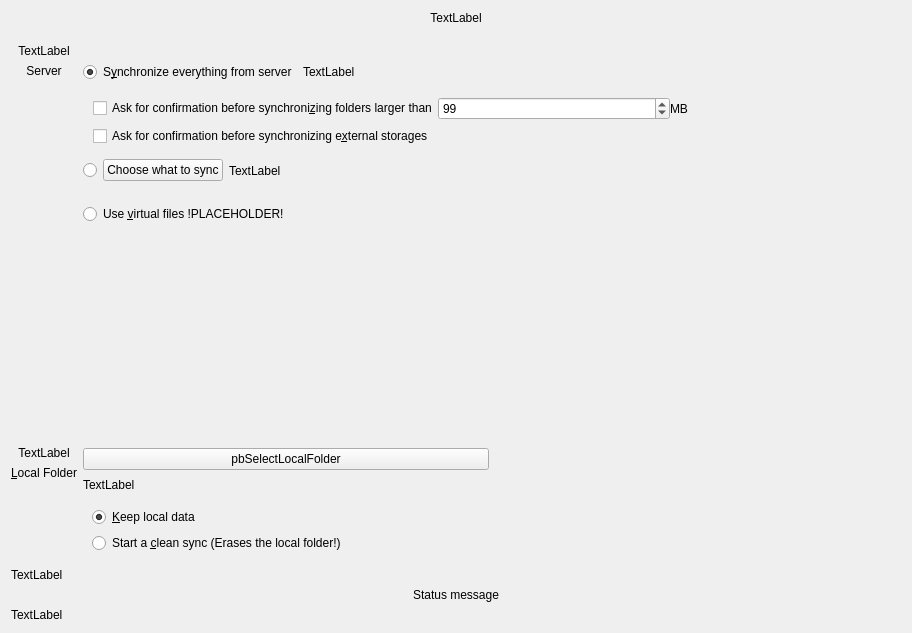
Old version of the form src/gui/wizard/owncloudadvancedsetuppage.ui in the repository nextcloud/desktop.
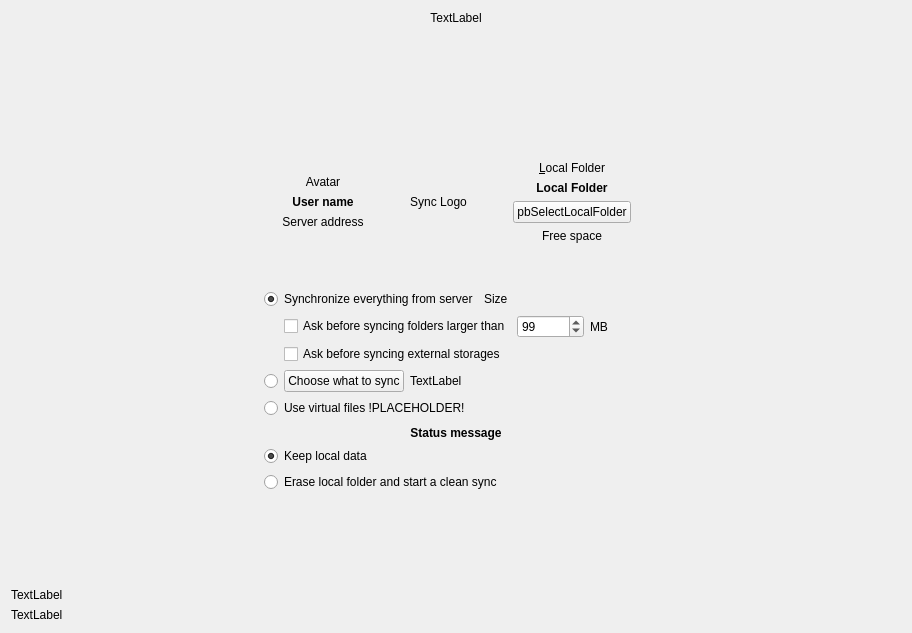
New version of the form.

The edit to the form file:
```diff
--- a/src/gui/wizard/owncloudadvancedsetuppage.ui
+++ b/src/gui/wizard/owncloudadvancedsetuppage.ui
@@ -11,7 +11,7 @@
    </rect>
   </property>
   <property name="sizePolicy">
-   <sizepolicy hsizetype="Maximum" vsizetype="Maximum">
+   <sizepolicy hsizetype="Preferred" vsizetype="Preferred">
     <horstretch>0</horstretch>
     <verstretch>0</verstretch>
    </sizepolicy>
@@ -48,7 +48,7 @@
       <enum>Qt::Vertical</enum>
      </property>
      <property name="sizeType">
-      <enum>QSizePolicy::Fixed</enum>
+      <enum>QSizePolicy::Expanding</enum>
      </property>
      <property name="sizeHint" stdset="0">
       <size>
@@ -59,9 +59,12 @@
     </spacer>
    </item>
    <item>
-    <layout class="QGridLayout" name="gridLayout">
-     <item row="2" column="2">
-      <spacer name="horizontalSpacer_2">
+    <layout class="QHBoxLayout" name="horizontalLayout_4">
+     <property name="topMargin">
+      <number>0</number>
+     </property>
+     <item>
+      <spacer name="horizontalSpacer_12">
        <property name="orientation">
         <enum>Qt::Horizontal</enum>
        </property>
@@ -73,21 +76,336 @@
        </property>
       </spacer>
      </item>
-     <item row="0" column="1" colspan="2">
-      <widget class="QWidget" name="wSyncStrategy" native="true">
-       <layout class="QVBoxLayout" name="verticalLayout">
-        <property name="leftMargin">
-         <number>0</number>
-        </property>
+     <item>
+      <layout class="QHBoxLayout" name="horizontalLayout_3">
         <property name="rightMargin">
          <number>0</number>
         </property>
+       <item>
+        <layout class="QVBoxLayout" name="verticalLayout_2">
+         <item>
+          <spacer name="verticalSpacer_5">
+           <property name="orientation">
+            <enum>Qt::Vertical</enum>
+           </property>
+           <property name="sizeType">
+            <enum>QSizePolicy::Expanding</enum>
+           </property>
+           <property name="sizeHint" stdset="0">
+            <size>
+             <width>20</width>
+             <height>40</height>
+            </size>
+           </property>
+          </spacer>
+         </item>
+         <item>
+          <widget class="QLabel" name="lServerIcon">
+           <property name="text">
+            <string notr="true">Avatar</string>
+           </property>
+           <property name="alignment">
+            <set>Qt::AlignCenter</set>
+           </property>
+          </widget>
+         </item>
+         <item>
+          <widget class="QLabel" name="userNameLabel">
+           <property name="font">
+            <font>
+             <weight>75</weight>
+             <bold>true</bold>
+            </font>
+           </property>
+           <property name="text">
+            <string>User name</string>
+           </property>
+           <property name="alignment">
+            <set>Qt::AlignCenter</set>
+           </property>
+          </widget>
+         </item>
+         <item>
+          <widget class="QLabel" name="serverAddressLabel">
+           <property name="text">
+            <string>Server address</string>
+           </property>
+           <property name="alignment">
+            <set>Qt::AlignCenter</set>
+           </property>
+          </widget>
+         </item>
+         <item>
+          <spacer name="verticalSpacer_3">
+           <property name="orientation">
+            <enum>Qt::Vertical</enum>
+           </property>
+           <property name="sizeType">
+            <enum>QSizePolicy::Expanding</enum>
+           </property>
+           <property name="sizeHint" stdset="0">
+            <size>
+             <width>20</width>
+             <height>40</height>
+            </size>
+           </property>
+          </spacer>
+         </item>
+        </layout>
+       </item>
+       <item>
+        <spacer name="horizontalSpacer_11">
+         <property name="orientation">
+          <enum>Qt::Horizontal</enum>
+         </property>
+         <property name="sizeType">
+          <enum>QSizePolicy::Minimum</enum>
+         </property>
+         <property name="sizeHint" stdset="0">
+          <size>
+           <width>40</width>
+           <height>20</height>
+          </size>
+         </property>
+        </spacer>
+       </item>
+       <item>
+        <widget class="QLabel" name="syncLogoLabel">
+         <property name="text">
+          <string>Sync Logo</string>
+         </property>
+         <property name="alignment">
+          <set>Qt::AlignCenter</set>
+         </property>
+        </widget>
+       </item>
+       <item>
+        <spacer name="horizontalSpacer_6">
+         <property name="orientation">
+          <enum>Qt::Horizontal</enum>
+         </property>
+         <property name="sizeType">
+          <enum>QSizePolicy::Minimum</enum>
+         </property>
+         <property name="sizeHint" stdset="0">
+          <size>
+           <width>40</width>
+           <height>20</height>
+          </size>
+         </property>
+        </spacer>
+       </item>
+       <item>
+        <layout class="QVBoxLayout" name="verticalLayout_5">
+         <item>
+          <spacer name="verticalSpacer_6">
+           <property name="orientation">
+            <enum>Qt::Vertical</enum>
+           </property>
+           <property name="sizeType">
+            <enum>QSizePolicy::Expanding</enum>
+           </property>
+           <property name="sizeHint" stdset="0">
+            <size>
+             <width>20</width>
+             <height>40</height>
+            </size>
+           </property>
+          </spacer>
+         </item>
+         <item>
+          <widget class="QLabel" name="lLocal">
+           <property name="sizePolicy">
+            <sizepolicy hsizetype="Minimum" vsizetype="Preferred">
+             <horstretch>0</horstretch>
+             <verstretch>0</verstretch>
+            </sizepolicy>
+           </property>
+           <property name="text">
+            <string>&amp;Local Folder</string>
+           </property>
+           <property name="alignment">
+            <set>Qt::AlignCenter</set>
+           </property>
+           <property name="buddy">
+            <cstring>pbSelectLocalFolder</cstring>
+           </property>
+          </widget>
+         </item>
+         <item>
+          <widget class="QLabel" name="localFolderDescriptionLabel">
+           <property name="font">
+            <font>
+             <weight>75</weight>
+             <bold>true</bold>
+            </font>
+           </property>
+           <property name="text">
+            <string>Local Folder</string>
+           </property>
+           <property name="alignment">
+            <set>Qt::AlignCenter</set>
+           </property>
+          </widget>
+         </item>
+         <item>
+          <layout class="QHBoxLayout" name="horizontalLayout">
+           <property name="topMargin">
+            <number>0</number>
+           </property>
+           <item>
+            <spacer name="horizontalSpacer_3">
+             <property name="orientation">
+              <enum>Qt::Horizontal</enum>
+             </property>
+             <property name="sizeType">
+              <enum>QSizePolicy::Minimum</enum>
+             </property>
+             <property name="sizeHint" stdset="0">
+              <size>
+               <width>0</width>
+               <height>20</height>
+              </size>
+             </property>
+            </spacer>
+           </item>
+           <item>
+            <widget class="QPushButton" name="pbSelectLocalFolder">
+             <property name="sizePolicy">
+              <sizepolicy hsizetype="Minimum" vsizetype="Fixed">
+               <horstretch>0</horstretch>
+               <verstretch>0</verstretch>
+              </sizepolicy>
+             </property>
+             <property name="text">
+              <string notr="true">pbSelectLocalFolder</string>
+             </property>
+             <property name="autoDefault">
+              <bool>true</bool>
+             </property>
+             <property name="default">
+              <bool>false</bool>
+             </property>
+            </widget>
+           </item>
+           <item>
+            <spacer name="horizontalSpacer_4">
+             <property name="orientation">
+              <enum>Qt::Horizontal</enum>
+             </property>
+             <property name="sizeType">
+              <enum>QSizePolicy::Minimum</enum>
+             </property>
+             <property name="sizeHint" stdset="0">
+              <size>
+               <width>0</width>
+               <height>20</height>
+              </size>
+             </property>
+            </spacer>
+           </item>
+          </layout>
+         </item>
+         <item>
+          <widget class="QLabel" name="lFreeSpace">
+           <property name="sizePolicy">
+            <sizepolicy hsizetype="Minimum" vsizetype="Fixed">
+             <horstretch>0</horstretch>
+             <verstretch>0</verstretch>
+            </sizepolicy>
+           </property>
+           <property name="text">
+            <string notr="true">Free space</string>
+           </property>
+           <property name="alignment">
+            <set>Qt::AlignCenter</set>
+           </property>
+          </widget>
+         </item>
+         <item>
+          <spacer name="verticalSpacer">
+           <property name="orientation">
+            <enum>Qt::Vertical</enum>
+           </property>
+           <property name="sizeType">
+            <enum>QSizePolicy::Expanding</enum>
+           </property>
+           <property name="sizeHint" stdset="0">
+            <size>
+             <width>20</width>
+             <height>40</height>
+            </size>
+           </property>
+          </spacer>
+         </item>
+        </layout>
+       </item>
+      </layout>
+     </item>
+     <item>
+      <spacer name="horizontalSpacer_13">
+       <property name="orientation">
+        <enum>Qt::Horizontal</enum>
+       </property>
+       <property name="sizeHint" stdset="0">
+        <size>
+         <width>40</width>
+         <height>20</height>
+        </size>
+       </property>
+      </spacer>
+     </item>
+    </layout>
+   </item>
         <item>
          <layout class="QHBoxLayout" name="horizontalLayout_2">
+     <property name="sizeConstraint">
+      <enum>QLayout::SetMinimumSize</enum>
+     </property>
+     <property name="topMargin">
+      <number>0</number>
+     </property>
+     <property name="bottomMargin">
+      <number>0</number>
+     </property>
+     <item>
+      <spacer name="horizontalSpacer_14">
+       <property name="orientation">
+        <enum>Qt::Horizontal</enum>
+       </property>
+       <property name="sizeHint" stdset="0">
+        <size>
+         <width>40</width>
+         <height>20</height>
+        </size>
+       </property>
+      </spacer>
+     </item>
+     <item>
+      <layout class="QVBoxLayout" name="verticalLayout_7">
+       <property name="rightMargin">
+        <number>0</number>
+       </property>
+       <property name="bottomMargin">
+        <number>0</number>
+       </property>
+       <item>
+        <layout class="QVBoxLayout" name="wSyncStrategy">
+         <property name="topMargin">
+          <number>0</number>
+         </property>
+         <property name="bottomMargin">
+          <number>0</number>
+         </property>
+         <item>
+          <layout class="QHBoxLayout" name="horizontalLayout_5">
+           <property name="topMargin">
+            <number>0</number>
+           </property>
           <item>
            <widget class="QRadioButton" name="rSyncEverything">
             <property name="text">
-             <string>S&amp;ynchronize everything from server</string>
+              <string>Synchronize everything from server</string>
             </property>
             <property name="checked">
              <bool>true</bool>
@@ -97,7 +415,7 @@
           <item>
            <widget class="QLabel" name="lSyncEverythingSizeLabel">
             <property name="text">
-             <string notr="true">TextLabel</string>
+              <string notr="true">Size</string>
             </property>
             <property name="textFormat">
              <enum>Qt::PlainText</enum>
@@ -105,7 +423,7 @@
            </widget>
           </item>
           <item>
-           <spacer name="horizontalSpacer_3">
+            <spacer name="horizontalSpacer_2">
             <property name="orientation">
              <enum>Qt::Horizontal</enum>
             </property>
@@ -120,12 +438,12 @@
          </layout>
         </item>
         <item>
-         <layout class="QGridLayout" name="gridLayout_2">
-          <property name="horizontalSpacing">
+          <layout class="QHBoxLayout" name="horizontalLayout_6">
+           <property name="topMargin">
            <number>0</number>
           </property>
-          <item row="0" column="0">
-           <spacer name="horizontalSpacer_4">
+           <item>
+            <spacer name="horizontalSpacer_8">
             <property name="orientation">
              <enum>Qt::Horizontal</enum>
             </property>
@@ -134,23 +452,30 @@
             </property>
             <property name="sizeHint" stdset="0">
              <size>
-              <width>10</width>
+               <width>20</width>
               <height>20</height>
              </size>
             </property>
            </spacer>
           </item>
-          <item row="0" column="1">
-           <layout class="QHBoxLayout" name="horizontalLayout_3">
             <item>
              <widget class="QCheckBox" name="confCheckBoxSize">
               <property name="text">
-               <string>Ask for confirmation before synchroni&amp;zing folders larger than</string>
+              <string>Ask before syncing folders larger than</string>
               </property>
              </widget>
             </item>
             <item>
              <widget class="QSpinBox" name="confSpinBox">
+             <property name="sizePolicy">
+              <sizepolicy hsizetype="Preferred" vsizetype="Fixed">
+               <horstretch>0</horstretch>
+               <verstretch>0</verstretch>
+              </sizepolicy>
+             </property>
+             <property name="focusPolicy">
+              <enum>Qt::StrongFocus</enum>
+             </property>
               <property name="maximum">
                <number>999999</number>
               </property>
@@ -166,19 +491,69 @@
               </property>
              </widget>
             </item>
-           </layout>
-          </item>
-          <item row="1" column="1">
+           <item>
+            <spacer name="horizontalSpacer_7">
+             <property name="orientation">
+              <enum>Qt::Horizontal</enum>
+             </property>
+             <property name="sizeHint" stdset="0">
+              <size>
+               <width>40</width>
+               <height>20</height>
+              </size>
+             </property>
+            </spacer>
+           </item>
+          </layout>
+         </item>
+         <item>
+          <layout class="QHBoxLayout" name="horizontalLayout_8">
+           <property name="topMargin">
+            <number>0</number>
+           </property>
+           <item>
+            <spacer name="horizontalSpacer_9">
+             <property name="orientation">
+              <enum>Qt::Horizontal</enum>
+             </property>
+             <property name="sizeType">
+              <enum>QSizePolicy::Minimum</enum>
+             </property>
+             <property name="sizeHint" stdset="0">
+              <size>
+               <width>20</width>
+               <height>20</height>
+              </size>
+             </property>
+            </spacer>
+           </item>
+           <item>
            <widget class="QCheckBox" name="confCheckBoxExternal">
             <property name="text">
-             <string>Ask for confirmation before synchronizing e&amp;xternal storages</string>
+              <string>Ask before syncing external storages</string>
             </property>
            </widget>
           </item>
+           <item>
+            <spacer name="horizontalSpacer_10">
+             <property name="orientation">
+              <enum>Qt::Horizontal</enum>
+             </property>
+             <property name="sizeHint" stdset="0">
+              <size>
+               <width>40</width>
+               <height>20</height>
+              </size>
+             </property>
+            </spacer>
+           </item>
          </layout>
         </item>
         <item>
-         <layout class="QHBoxLayout" name="horizontalLayout">
+          <layout class="QHBoxLayout" name="horizontalLayout_10">
+           <property name="topMargin">
+            <number>0</number>
+           </property>
           <item>
            <widget class="QRadioButton" name="rSelectiveSync">
             <property name="sizePolicy">
@@ -200,6 +575,12 @@
             <property name="text">
              <string>Choose what to sync</string>
             </property>
+             <property name="autoDefault">
+              <bool>true</bool>
+             </property>
+             <property name="default">
+              <bool>false</bool>
+             </property>
            </widget>
           </item>
           <item>
@@ -238,7 +619,7 @@
              </sizepolicy>
             </property>
             <property name="text">
-             <string notr="true">Use &amp;virtual files !PLACEHOLDER!</string>
+              <string notr="true">Use virtual files !PLACEHOLDER!</string>
             </property>
             <property name="checkable">
              <bool>false</bool>
@@ -261,136 +642,95 @@
          </layout>
         </item>
        </layout>
-      </widget>
-     </item>
-     <item row="2" column="0" rowspan="4">
-      <layout class="QVBoxLayout" name="verticalLayout_3">
+       </item>
        <item>
-        <widget class="QLabel" name="lLocalIcon">
-         <property name="text">
-          <string notr="true">TextLabel</string>
-         </property>
-         <property name="alignment">
-          <set>Qt::AlignCenter</set>
-         </property>
-        </widget>
-       </item>
-       <item>
-        <widget class="QLabel" name="lLocal">
-         <property name="sizePolicy">
-          <sizepolicy hsizetype="Minimum" vsizetype="Preferred">
-           <horstretch>0</horstretch>
-           <verstretch>0</verstretch>
-          </sizepolicy>
-         </property>
-         <property name="text">
-          <string>&amp;Local Folder</string>
-         </property>
-         <property name="alignment">
-          <set>Qt::AlignCenter</set>
-         </property>
-         <property name="buddy">
-          <cstring>pbSelectLocalFolder</cstring>
-         </property>
-        </widget>
-       </item>
-       <item>
-        <spacer name="verticalSpacer_4">
-         <property name="orientation">
-          <enum>Qt::Vertical</enum>
-         </property>
-         <property name="sizeHint" stdset="0">
-          <size>
-           <width>20</width>
-           <height>40</height>
-          </size>
-         </property>
-        </spacer>
-       </item>
-      </layout>
-     </item>
-     <item row="2" column="1" rowspan="2">
-      <widget class="QPushButton" name="pbSelectLocalFolder">
-       <property name="sizePolicy">
-        <sizepolicy hsizetype="MinimumExpanding" vsizetype="Fixed">
-         <horstretch>0</horstretch>
-         <verstretch>0</verstretch>
-        </sizepolicy>
-       </property>
-       <property name="text">
-        <string notr="true">pbSelectLocalFolder</string>
-       </property>
-      </widget>
-     </item>
-     <item row="0" column="0">
-      <layout class="QVBoxLayout" name="verticalLayout_2">
-       <item>
-        <widget class="QLabel" name="lServerIcon">
-         <property name="text">
-          <string notr="true">TextLabel</string>
-         </property>
-         <property name="alignment">
-          <set>Qt::AlignCenter</set>
-         </property>
-        </widget>
-       </item>
-       <item>
-        <widget class="QLabel" name="lServer">
-         <property name="text">
-          <string>Server</string>
-         </property>
-         <property name="alignment">
-          <set>Qt::AlignCenter</set>
-         </property>
-        </widget>
-       </item>
-       <item>
-        <spacer name="verticalSpacer_3">
-         <property name="orientation">
-          <enum>Qt::Vertical</enum>
-         </property>
-         <property name="sizeHint" stdset="0">
-          <size>
-           <width>20</width>
-           <height>40</height>
-          </size>
-         </property>
-        </spacer>
-       </item>
-      </layout>
-     </item>
-     <item row="5" column="1" colspan="2">
       <widget class="QWidget" name="resolutionWidget" native="true">
        <property name="sizePolicy">
-        <sizepolicy hsizetype="Preferred" vsizetype="Fixed">
+          <sizepolicy hsizetype="Minimum" vsizetype="Minimum">
          <horstretch>0</horstretch>
          <verstretch>0</verstretch>
         </sizepolicy>
        </property>
-       <layout class="QFormLayout" name="formLayout_2">
+         <layout class="QVBoxLayout" name="resolutionWidgetLayout" stretch="0,0,0">
+          <property name="spacing">
+           <number>6</number>
+          </property>
         <property name="sizeConstraint">
          <enum>QLayout::SetMinimumSize</enum>
         </property>
-        <property name="fieldGrowthPolicy">
-         <enum>QFormLayout::ExpandingFieldsGrow</enum>
-        </property>
-        <item row="1" column="0" colspan="2">
-         <widget class="QRadioButton" name="radioButton">
+          <property name="leftMargin">
+           <number>0</number>
+          </property>
+          <property name="topMargin">
+           <number>2</number>
+          </property>
+          <property name="rightMargin">
+           <number>0</number>
+          </property>
+          <property name="bottomMargin">
+           <number>0</number>
+          </property>
+          <item>
+           <widget class="QLabel" name="syncModeLabel">
+            <property name="sizePolicy">
+             <sizepolicy hsizetype="Preferred" vsizetype="Fixed">
+              <horstretch>0</horstretch>
+              <verstretch>0</verstretch>
+             </sizepolicy>
+            </property>
+            <property name="font">
+             <font>
+              <pointsize>9</pointsize>
+              <weight>75</weight>
+              <bold>true</bold>
+             </font>
+            </property>
+            <property name="lineWidth">
+             <number>1</number>
+            </property>
           <property name="text">
-           <string>&amp;Keep local data</string>
+             <string notr="true">Status message</string>
+            </property>
+            <property name="textFormat">
+             <enum>Qt::AutoText</enum>
+            </property>
+            <property name="alignment">
+             <set>Qt::AlignCenter</set>
+            </property>
+            <property name="wordWrap">
+             <bool>false</bool>
+            </property>
+           </widget>
+          </item>
+          <item>
+           <widget class="QRadioButton" name="rKeepLocal">
+            <property name="sizePolicy">
+             <sizepolicy hsizetype="Preferred" vsizetype="Fixed">
+              <horstretch>0</horstretch>
+              <verstretch>0</verstretch>
+             </sizepolicy>
+            </property>
+            <property name="text">
+             <string>Keep local data</string>
           </property>
           <property name="checked">
            <bool>true</bool>
           </property>
          </widget>
         </item>
-        <item row="2" column="0" colspan="2">
+          <item>
          <widget class="QRadioButton" name="cbSyncFromScratch">
+            <property name="sizePolicy">
+             <sizepolicy hsizetype="Preferred" vsizetype="Fixed">
+              <horstretch>0</horstretch>
+              <verstretch>0</verstretch>
+             </sizepolicy>
+            </property>
           <property name="toolTip">
            <string>&lt;html&gt;&lt;head/&gt;&lt;body&gt;&lt;p&gt;If this box is checked, existing content in the local folder will be erased to start a clean sync from the server.&lt;/p&gt;&lt;p&gt;Do not check this if the local content should be uploaded to the servers folder.&lt;/p&gt;&lt;/body&gt;&lt;/html&gt;</string>
           </property>
           <property name="text">
-           <string>Start a &amp;clean sync (Erases the local folder!)</string>
+             <string>Erase local folder and start a clean sync</string>
           </property>
           <property name="checkable">
            <bool>true</bool>
@@ -400,13 +740,30 @@
        </layout>
       </widget>
      </item>
-     <item row="1" column="1">
-      <spacer name="verticalSpacer">
+      </layout>
+     </item>
+     <item>
+      <spacer name="horizontalSpacer_15">
+       <property name="orientation">
+        <enum>Qt::Horizontal</enum>
+       </property>
+       <property name="sizeHint" stdset="0">
+        <size>
+         <width>40</width>
+         <height>20</height>
+        </size>
+       </property>
+      </spacer>
+     </item>
+    </layout>
+   </item>
+   <item>
+    <spacer name="verticalSpacer_4">
        <property name="orientation">
         <enum>Qt::Vertical</enum>
        </property>
        <property name="sizeType">
-        <enum>QSizePolicy::MinimumExpanding</enum>
+      <enum>QSizePolicy::Expanding</enum>
        </property>
        <property name="sizeHint" stdset="0">
         <size>
@@ -415,15 +772,6 @@
         </size>
        </property>
       </spacer>
-     </item>
-     <item row="4" column="1">
-      <widget class="QLabel" name="lFreeSpace">
-       <property name="text">
-        <string notr="true">TextLabel</string>
-       </property>
-      </widget>
-     </item>
-    </layout>
    </item>
    <item>
     <widget class="QLabel" name="errorLabel">
@@ -432,22 +780,6 @@
      </property>
     </widget>
    </item>
-   <item>
-    <widget class="QLabel" name="syncModeLabel">
-     <property name="text">
-      <string notr="true">Status message</string>
-     </property>
-     <property name="textFormat">
-      <enum>Qt::RichText</enum>
-     </property>
-     <property name="alignment">
-      <set>Qt::AlignCenter</set>
-     </property>
-     <property name="wordWrap">
-      <bool>true</bool>
-     </property>
-    </widget>
-   </item>
    <item>
     <layout class="QHBoxLayout" name="resultLayout"/>
    </item>
```
Lines whose indentation alone changed are shown as unchanged.
